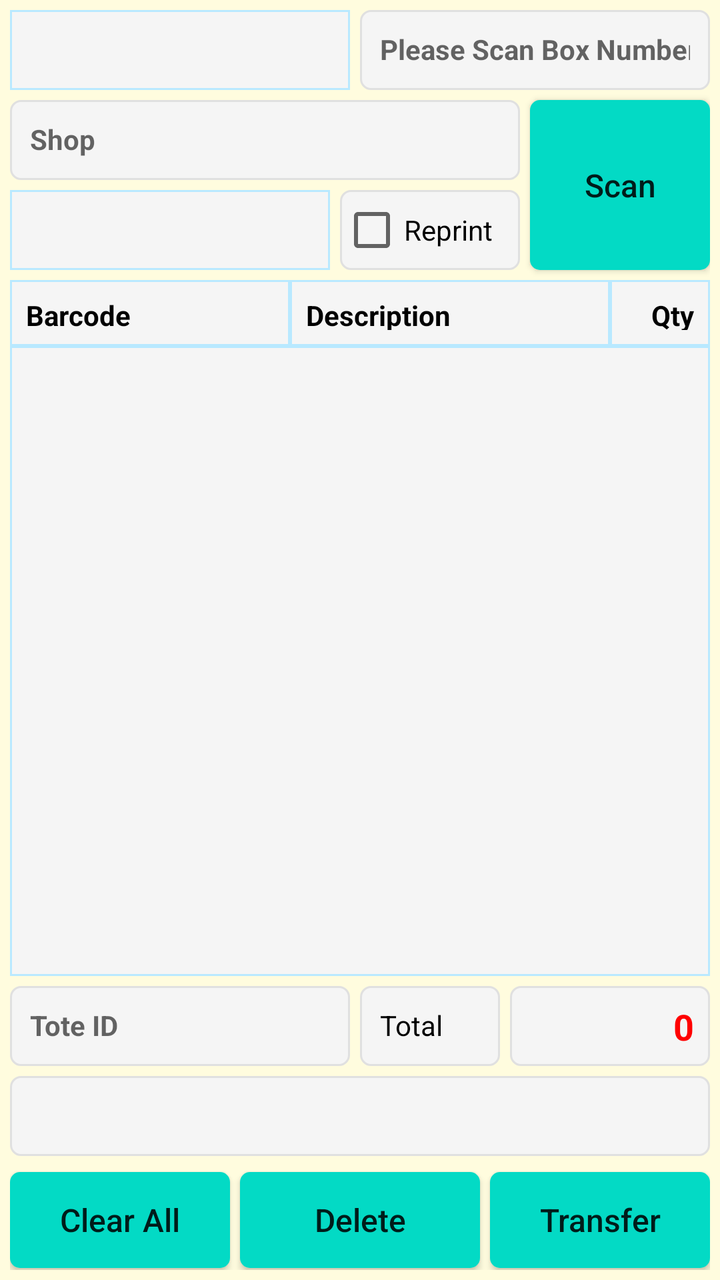
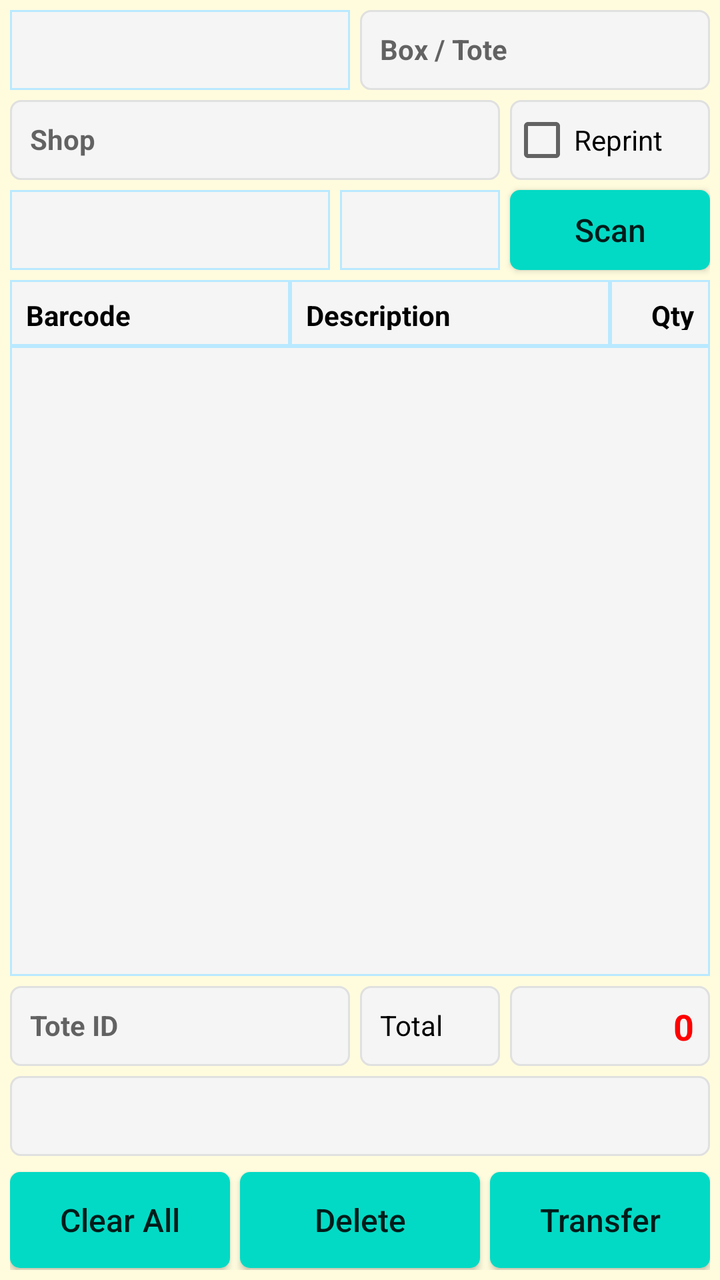

The first picture is an Android layout as it rendered before a commit; the second is the same layout after the commit. The layout source and the unified diff follow.
<!-- AndroidManifest.xml: application theme AppTheme -->
<!-- res/layout/fragment_transfer.xml -->
<?xml version="1.0" encoding="utf-8"?>
<FrameLayout xmlns:android="http://schemas.android.com/apk/res/android"
    xmlns:app="http://schemas.android.com/apk/res-auto"
    xmlns:tools="http://schemas.android.com/tools"
    android:layout_width="match_parent"
    android:layout_height="match_parent"
    android:background="@color/backColor"
    tools:context=".ui.transfer.TransferFragment">

    <androidx.constraintlayout.widget.ConstraintLayout
        android:layout_width="match_parent"
        android:layout_height="match_parent"
        android:padding="5dp">

        <Spinner
            android:id="@+id/sp_transfer_printer"
            android:layout_width="0dp"
            android:layout_height="40dp"
            android:layout_marginTop="5dp"
            android:layout_marginRight="5dp"
            android:background="@drawable/et_custom_total"
            android:gravity="center"
            android:hint=""
            android:padding="8dp"
            android:textSize="14sp"
            app:layout_constraintEnd_toStartOf="@+id/ch_transfer_printer"
            app:layout_constraintStart_toStartOf="parent"
            app:layout_constraintTop_toBottomOf="@+id/tv_transfer_shopname"
            tools:ignore="SpeakableTextPresentCheck,TouchTargetSizeCheck" />

        <CheckBox
            android:id="@+id/ch_transfer_printer"
            android:layout_width="90dp"
            android:layout_height="40dp"
            android:layout_marginRight="5dp"
            android:background="@drawable/et_custom"
            android:text="Reprint"
            app:layout_constraintEnd_toStartOf="@+id/bt_transfer_scan"
            app:layout_constraintTop_toTopOf="@+id/sp_transfer_printer" />

        <Spinner
            android:id="@+id/sp_transfer_type"
            android:layout_width="170dp"
            android:layout_height="40dp"
            android:background="@drawable/et_custom_total"
            android:gravity="center"
            android:hint=""
            android:padding="8dp"
            android:textSize="14sp"
            app:layout_constraintStart_toStartOf="parent"
            app:layout_constraintTop_toTopOf="parent"
            tools:ignore="SpeakableTextPresentCheck,TouchTargetSizeCheck" />

        <EditText
            android:id="@+id/et_transfer_pallet_box_no"
            android:layout_width="0dp"
            android:layout_height="40dp"
            android:layout_marginLeft="5dp"
            android:background="@drawable/et_custom"
            android:enabled="false"
            android:gravity="left"
            android:hint="Please Scan Box Number"
            android:inputType="textPersonName"
            android:padding="10dp"
            android:text=""
            android:textColor="@color/coloBlack"
            android:textSize="14sp"
            android:textStyle="bold"
            app:layout_constraintEnd_toEndOf="parent"
            app:layout_constraintStart_toEndOf="@+id/sp_transfer_type"
            app:layout_constraintTop_toTopOf="parent" />

        <TextView
            android:id="@+id/tv_transfer_shopname"
            android:layout_width="0dp"
            android:layout_height="40dp"
            android:layout_marginRight="5dp"
            android:layout_marginTop="5dp"
            android:background="@drawable/et_custom"
            android:gravity="left"
            android:hint="Shop"
            android:padding="10dp"
            android:text=""
            android:textColor="@color/coloBlack"
            android:textSize="14dp"
            android:textStyle="bold"
            app:layout_constraintEnd_toStartOf="@+id/bt_transfer_scan"
            app:layout_constraintStart_toStartOf="parent"
            app:layout_constraintTop_toBottomOf="@+id/sp_transfer_type" />

        <Button
            android:id="@+id/bt_transfer_scan"
            android:layout_width="90dp"
            android:layout_height="0dp"
            android:background="@drawable/btn_custom1"
            android:text="Scan"
            android:textAllCaps="false"
            android:textSize="16sp"
            app:layout_constraintBottom_toBottomOf="@+id/sp_transfer_printer"
            app:layout_constraintEnd_toEndOf="parent"
            app:layout_constraintTop_toTopOf="@+id/tv_transfer_shopname" />

        <TextView
            android:id="@+id/TextView2"
            android:layout_width="140dp"
            android:layout_height="33dp"
            android:layout_marginTop="5dp"
            android:background="@drawable/et_custom_total"
            android:gravity="left|center"
            android:hint=""
            android:padding="8dp"
            android:text="Barcode"
            android:textColor="@color/coloBlack"
            android:textSize="14dp"
            android:textStyle="bold"
            app:layout_constraintStart_toStartOf="parent"
            app:layout_constraintTop_toBottomOf="@+id/sp_transfer_printer" />

        <TextView
            android:id="@+id/TextView4"
            android:layout_width="0dp"
            android:layout_height="33dp"
            android:background="@drawable/et_custom_total"
            android:gravity="left|center"
            android:hint=""
            android:padding="8dp"
            android:text="Description"
            android:textColor="@color/coloBlack"
            android:textSize="14dp"
            android:textStyle="bold"
            app:layout_constraintEnd_toStartOf="@+id/TextView3"
            app:layout_constraintStart_toEndOf="@+id/TextView2"
            app:layout_constraintTop_toTopOf="@+id/TextView2" />

        <TextView
            android:id="@+id/TextView3"
            android:layout_width="50dp"
            android:layout_height="33dp"
            android:background="@drawable/et_custom_total"
            android:gravity="right|center"
            android:hint=""
            android:padding="8dp"
            android:text="Qty"
            android:textColor="@color/coloBlack"
            android:textSize="14dp"
            android:textStyle="bold"
            app:layout_constraintEnd_toEndOf="parent"
            app:layout_constraintTop_toTopOf="@+id/TextView2" />

        <ListView
            android:id="@+id/lv_transfer_items"
            android:layout_width="0dp"
            android:layout_height="0dp"
            android:layout_marginBottom="5dp"
            android:background="@drawable/et_custom_total"
            app:layout_constraintBottom_toTopOf="@+id/TextView15"
            app:layout_constraintEnd_toEndOf="parent"
            app:layout_constraintStart_toStartOf="parent"
            app:layout_constraintTop_toBottomOf="@+id/TextView2" />

        <EditText
            android:id="@+id/et_transfer_toteid"
            android:layout_width="170dp"
            android:layout_height="40dp"
            android:background="@drawable/et_custom"
            android:enabled="false"
            android:gravity="left"
            android:hint="Tote ID"
            android:inputType="textPersonName"
            android:padding="10dp"
            android:text=""
            android:textColor="@color/coloBlack"
            android:textSize="14sp"
            android:textStyle="bold"
            app:layout_constraintStart_toStartOf="parent"
            app:layout_constraintTop_toTopOf="@+id/tv_transfer_total" />

        <TextView
            android:id="@+id/TextView15"
            android:layout_width="0dp"
            android:layout_height="40dp"
            android:layout_marginRight="5dp"
            android:layout_marginBottom="5dp"
            android:layout_marginLeft="5dp"
            android:background="@drawable/et_custom"
            android:gravity="left"
            android:hint=""
            android:padding="10dp"
            android:text="Total Qty."
            android:textColor="@color/coloBlack"
            android:textSize="14dp"
            app:layout_constraintBottom_toTopOf="@+id/tv_transfer_last_transfer"
            app:layout_constraintEnd_toStartOf="@+id/tv_transfer_total"
            app:layout_constraintStart_toEndOf="@+id/et_transfer_toteid" />

        <TextView
            android:id="@+id/tv_transfer_last_transfer"
            android:layout_width="0dp"
            android:layout_height="40dp"
            android:layout_marginBottom="8dp"
            android:background="@drawable/et_custom"
            android:gravity="center"
            android:hint=""
            android:padding="10dp"
            android:text=""
            android:textColor="@color/coloRed"
            android:textSize="16dp"
            android:textStyle="bold"
            app:layout_constraintBottom_toTopOf="@+id/bt_transfer_clear"
            app:layout_constraintEnd_toEndOf="parent"
            app:layout_constraintStart_toStartOf="parent" />

        <TextView
            android:id="@+id/tv_transfer_total"
            android:layout_width="100dp"
            android:layout_height="40dp"
            android:background="@drawable/et_custom"
            android:hint=""
            android:padding="8dp"
            android:text="0"
            android:gravity="right"
            android:textColor="@color/coloRed"
            android:textSize="18dp"
            android:textStyle="bold"
            app:layout_constraintEnd_toEndOf="parent"
            app:layout_constraintTop_toTopOf="@+id/TextView15" />

        <Button
            android:id="@+id/bt_transfer_transfer"
            android:layout_width="0dp"
            android:layout_height="wrap_content"
            android:layout_marginLeft="5dp"
            android:background="@drawable/btn_custom1"
            android:text="Transfer"
            android:textAllCaps="false"
            android:textSize="16dp"
            app:layout_constraintBottom_toBottomOf="@+id/bt_transfer_delete"
            app:layout_constraintEnd_toEndOf="parent"
            app:layout_constraintStart_toEndOf="@+id/bt_transfer_delete" />

        <Button
            android:id="@+id/bt_transfer_clear"
            android:layout_width="0dp"
            android:layout_height="wrap_content"
            android:layout_marginRight="5dp"
            android:background="@drawable/btn_custom1"
            android:text="Clear All"
            android:textAllCaps="false"
            android:textSize="16dp"
            app:layout_constraintBottom_toBottomOf="@+id/bt_transfer_delete"
            app:layout_constraintEnd_toStartOf="@+id/bt_transfer_delete"
            app:layout_constraintStart_toStartOf="parent" />

        <Button
            android:id="@+id/bt_transfer_delete"
            android:layout_width="120dp"
            android:layout_height="wrap_content"
            android:layout_marginBottom="1dp"
            android:background="@drawable/btn_custom1"
            android:text="Delete"
            android:textAllCaps="false"
            android:textSize="16dp"
            app:layout_constraintBottom_toBottomOf="parent"
            app:layout_constraintEnd_toEndOf="parent"
            app:layout_constraintStart_toStartOf="parent" />

    </androidx.constraintlayout.widget.ConstraintLayout>

</FrameLayout>
<!-- resources referenced by this layout -->
<resources>
  <color name="backColor">#FFFCDE</color>
  <color name="coloBlack">#000000</color>
  <color name="coloRed">#ff0000</color>
  <!-- drawable btn_custom1 (drawable) -->
  <?xml version="1.0" encoding="utf-8"?>
  <shape xmlns:android="http://schemas.android.com/apk/res/android"
      android:padding="10dp"
      android:shape="rectangle" >
  
      <solid android:color="@color/colorBtn" />
  
      <corners
          android:bottomLeftRadius="5dp"
          android:bottomRightRadius="5dp"
          android:topLeftRadius="5dp"
          android:topRightRadius="5dp" />
  
  </shape>
  <!-- drawable et_custom (drawable) -->
  <?xml version="1.0" encoding="utf-8"?>
  <shape xmlns:android="http://schemas.android.com/apk/res/android"
      android:padding="10dp"
      android:shape="rectangle" >
  
      <solid android:color="#f5f5f5" />
  
      <stroke
          android:width="1dp"
          android:color="#e0e0e0" />
  
      <corners
          android:bottomLeftRadius="5dp"
          android:bottomRightRadius="5dp"
          android:topLeftRadius="5dp"
          android:topRightRadius="5dp" />
  
  </shape>
  <!-- drawable et_custom_total (drawable) -->
  <?xml version="1.0" encoding="utf-8"?>
  <shape xmlns:android="http://schemas.android.com/apk/res/android"
      android:padding="10dp"
      android:shape="rectangle" >
  
      <solid android:color="#f5f5f5" />
  
      <stroke
          android:width="1dp"
          android:color="#B9E9FF" />
  
      <corners
          android:bottomLeftRadius="0dp"
          android:bottomRightRadius="0dp"
          android:topLeftRadius="0dp"
          android:topRightRadius="0dp" />
  
  </shape>
  <style name="AppTheme" parent="Theme.AppCompat.Light.NoActionBar">
          
          <item name="colorPrimary">@color/colorPrimary</item>
          <item name="colorPrimaryDark">@color/colorPrimaryDark</item>
          <item name="colorAccent">@color/colorAccent</item>
      </style>
  <color name="colorBtn">#03DAC5</color>
  <color name="colorPrimary">#ffb200</color>
  <color name="colorPrimaryDark">#ffb200</color>
  <color name="colorAccent">#000000</color>
</resources>

<!-- the commit's change to res/layout/fragment_transfer.xml (unified diff, before → after) -->
@@ -23,20 +23,19 @@
             android:hint=""
             android:padding="8dp"
             android:textSize="14sp"
-            app:layout_constraintEnd_toStartOf="@+id/ch_transfer_printer"
+            app:layout_constraintEnd_toStartOf="@+id/sp_transfer_print_copies"
             app:layout_constraintStart_toStartOf="parent"
             app:layout_constraintTop_toBottomOf="@+id/tv_transfer_shopname"
             tools:ignore="SpeakableTextPresentCheck,TouchTargetSizeCheck" />
 
         <CheckBox
             android:id="@+id/ch_transfer_printer"
-            android:layout_width="90dp"
-            android:layout_height="40dp"
-            android:layout_marginRight="5dp"
+            android:layout_width="100dp"
+            android:layout_height="40dp"
             android:background="@drawable/et_custom"
             android:text="Reprint"
-            app:layout_constraintEnd_toStartOf="@+id/bt_transfer_scan"
-            app:layout_constraintTop_toTopOf="@+id/sp_transfer_printer" />
+            app:layout_constraintEnd_toEndOf="parent"
+            app:layout_constraintTop_toTopOf="@+id/tv_transfer_shopname" />
 
         <Spinner
             android:id="@+id/sp_transfer_type"
@@ -51,6 +50,20 @@
             app:layout_constraintTop_toTopOf="parent"
             tools:ignore="SpeakableTextPresentCheck,TouchTargetSizeCheck" />
 
+        <Spinner
+            android:id="@+id/sp_transfer_print_copies"
+            android:layout_width="80dp"
+            android:layout_height="40dp"
+            android:layout_marginRight="5dp"
+            android:background="@drawable/et_custom_total"
+            android:gravity="center"
+            android:hint=""
+            android:padding="8dp"
+            android:textSize="14sp"
+            app:layout_constraintEnd_toStartOf="@+id/bt_transfer_scan"
+            app:layout_constraintTop_toTopOf="@+id/sp_transfer_printer"
+            tools:ignore="SpeakableTextPresentCheck,TouchTargetSizeCheck" />
+
         <EditText
             android:id="@+id/et_transfer_pallet_box_no"
             android:layout_width="0dp"
@@ -59,7 +72,7 @@
             android:background="@drawable/et_custom"
             android:enabled="false"
             android:gravity="left"
-            android:hint="Please Scan Box Number"
+            android:hint="Box / Tote"
             android:inputType="textPersonName"
             android:padding="10dp"
             android:text=""
@@ -74,8 +87,8 @@
             android:id="@+id/tv_transfer_shopname"
             android:layout_width="0dp"
             android:layout_height="40dp"
-            android:layout_marginRight="5dp"
             android:layout_marginTop="5dp"
+            android:layout_marginRight="5dp"
             android:background="@drawable/et_custom"
             android:gravity="left"
             android:hint="Shop"
@@ -84,13 +97,13 @@
             android:textColor="@color/coloBlack"
             android:textSize="14dp"
             android:textStyle="bold"
-            app:layout_constraintEnd_toStartOf="@+id/bt_transfer_scan"
+            app:layout_constraintEnd_toStartOf="@+id/ch_transfer_printer"
             app:layout_constraintStart_toStartOf="parent"
             app:layout_constraintTop_toBottomOf="@+id/sp_transfer_type" />
 
         <Button
             android:id="@+id/bt_transfer_scan"
-            android:layout_width="90dp"
+            android:layout_width="100dp"
             android:layout_height="0dp"
             android:background="@drawable/btn_custom1"
             android:text="Scan"
@@ -98,7 +111,7 @@
             android:textSize="16sp"
             app:layout_constraintBottom_toBottomOf="@+id/sp_transfer_printer"
             app:layout_constraintEnd_toEndOf="parent"
-            app:layout_constraintTop_toTopOf="@+id/tv_transfer_shopname" />
+            app:layout_constraintTop_toTopOf="@+id/sp_transfer_printer" />
 
         <TextView
             android:id="@+id/TextView2"
